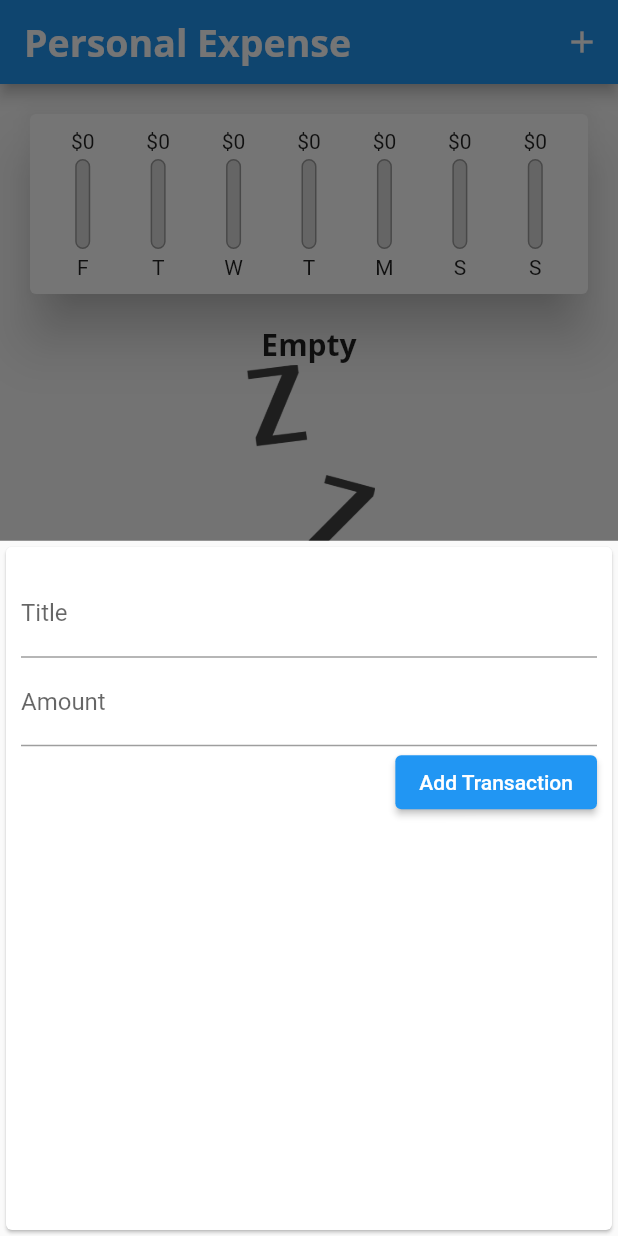
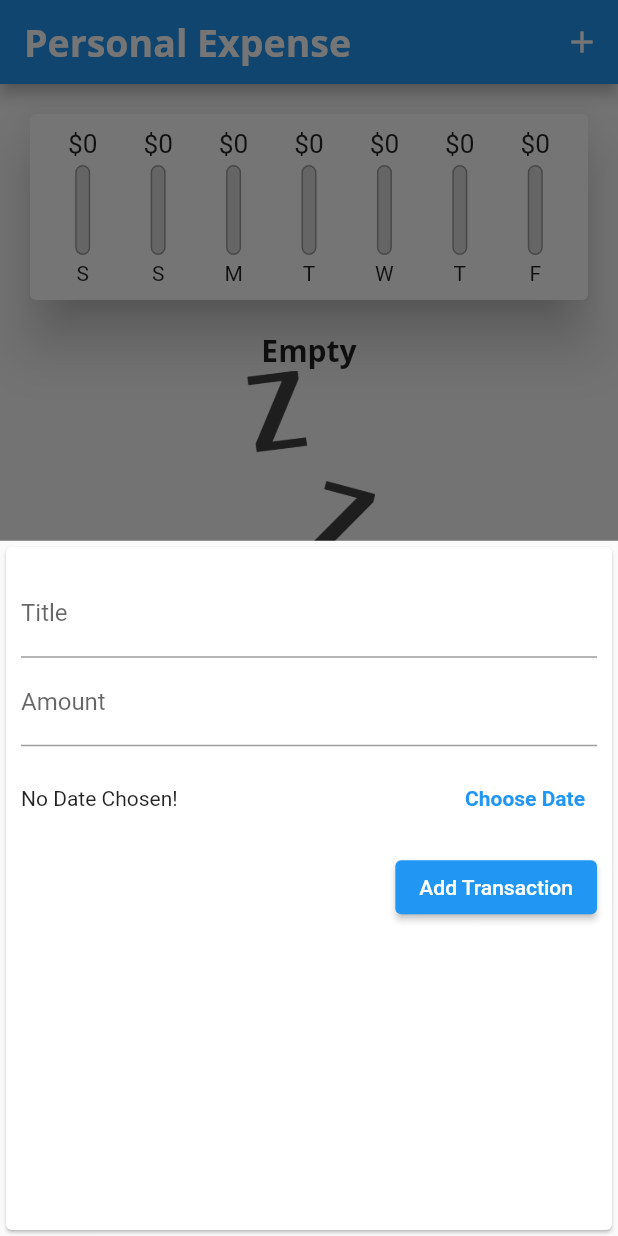
Before and after one commit to levint55/flutter_personal_expense_app, a Flutter app: the screen it shows after launch, after a tap on the "add" icon, on a phone screen of 412 x 824 dp. Run offline on Flutter 3.47's test engine with Material 2 defaults, Android fonts, the light colour scheme and no system bars.

Commit message:
course 118

```diff
--- a/lib/main.dart
+++ b/lib/main.dart
@@ -60,16 +60,22 @@ class _HomeState extends State<Home> {
     }).toList();
   }
 
-  void _addTransaction(String title, double amount) {
+  void _addTransaction(String title, double amount, DateTime date) {
     final newTransaction = Transaction(
       id: DateTime.now().toString(),
       title: title,
       amount: amount,
-      date: DateTime.now(),
+      date: date,
     );
 
     setState(() {
       _transactions.add(newTransaction);
+    });
+  }
+
+  void _deleteTransaction(String id) {
+    setState(() {
+      _transactions.removeWhere((element) => element.id == id);
     });
   }
 
@@ -96,7 +102,7 @@ class _HomeState extends State<Home> {
       body: SingleChildScrollView(
         child: Column(children: <Widget>[
           Chart(transactions: _recentTransaction),
-          TransactionList(_transactions),
+          TransactionList(_transactions, _deleteTransaction),
         ]),
       ),
       floatingActionButtonLocation: FloatingActionButtonLocation.centerFloat,
--- a/lib/widgets/chart.dart
+++ b/lib/widgets/chart.dart
@@ -25,7 +25,7 @@ class Chart extends StatelessWidget {
         'day': DateFormat.E().format(weekDay).substring(0, 1),
         'amount': totalSum
       };
-    });
+    }).reversed.toList();
   }
 
   double get maxAmount {
@@ -42,18 +42,12 @@ class Chart extends StatelessWidget {
       child: Padding(
         padding: const EdgeInsets.all(10),
         child: Row(
-            mainAxisAlignment: MainAxisAlignment.spaceEvenly,
             children: groupedTransactionValues.map((e) {
-              return Flexible(
-                fit: FlexFit.tight,
-                child: ChartBar(
-                    (e['day'] as String),
-                    (e['amount'] as double),
-                    maxAmount == 0.0
-                        ? 0.0
-                        : (e['amount'] as double) / maxAmount),
-              );
-            }).toList()),
+          return Expanded(
+            child: ChartBar((e['day'] as String), (e['amount'] as double),
+                maxAmount == 0.0 ? 0.0 : (e['amount'] as double) / maxAmount),
+          );
+        }).toList()),
       ),
     );
   }
--- a/lib/widgets/chart_bar.dart
+++ b/lib/widgets/chart_bar.dart
@@ -12,7 +12,12 @@ class ChartBar extends StatelessWidget {
   Widget build(BuildContext context) {
     return Column(
       children: <Widget>[
-        FittedBox(child: Text('\$${amount.toStringAsFixed(0)}')),
+        SizedBox(
+          height: 20,
+          child: FittedBox(
+            child: Text('\$${amount.toStringAsFixed(0)}'),
+          ),
+        ),
         const SizedBox(
           height: 4,
         ),
@@ -20,6 +25,7 @@ class ChartBar extends StatelessWidget {
           height: 60,
           width: 10,
           child: Stack(
+            alignment: Alignment.bottomCenter,
             children: <Widget>[
               Container(
                 decoration: BoxDecoration(
@@ -36,7 +42,7 @@ class ChartBar extends StatelessWidget {
                     decoration: BoxDecoration(
                         color: Theme.of(context).primaryColor,
                         borderRadius: BorderRadius.circular(10))),
-              )
+              ),
             ],
           ),
         ),
--- a/lib/widgets/new_transaction.dart
+++ b/lib/widgets/new_transaction.dart
@@ -1,4 +1,5 @@
 import 'package:flutter/material.dart';
+import 'package:intl/intl.dart';
 
 class NewTransaction extends StatefulWidget {
   final Function addTransaction;
@@ -10,24 +11,46 @@ class NewTransaction extends StatefulWidget {
 }
 
 class _NewTransactionState extends State<NewTransaction> {
-  final titleController = TextEditingController();
+  final _titleController = TextEditingController();
+  DateTime? _selectedDate;
+  final _amountController = TextEditingController();
 
-  final amountController = TextEditingController();
+  void _submit() {
+    if (_amountController.text.isEmpty) {
+      return;
+    }
 
-  void submit() {
-    final String enteredTitle = titleController.text;
-    final double enteredAmount = double.parse(amountController.text);
+    final String enteredTitle = _titleController.text;
+    final double enteredAmount = double.parse(_amountController.text);
 
-    if (enteredTitle.isEmpty || enteredAmount <= 0) {
+    if (enteredTitle.isEmpty || enteredAmount <= 0 || _selectedDate == null) {
       return;
     }
 
     widget.addTransaction(
       enteredTitle,
       enteredAmount,
+      _selectedDate,
     );
 
     Navigator.of(context).pop();
+  }
+
+  void _showDatePicker() {
+    showDatePicker(
+      context: context,
+      initialDate: DateTime.now(),
+      firstDate: DateTime(2019),
+      lastDate: DateTime.now(),
+    ).then((value) {
+      if (value == null) {
+        return;
+      } else {
+        setState(() {
+          _selectedDate = value;
+        });
+      }
+    });
   }
 
   @override
@@ -39,19 +62,46 @@ class _NewTransactionState extends State<NewTransaction> {
           children: <Widget>[
             TextField(
               decoration: const InputDecoration(labelText: 'Title'),
-              controller: titleController,
-              onSubmitted: (_) => submit(),
+              controller: _titleController,
+              onSubmitted: (_) => _submit(),
             ),
             TextField(
               decoration: const InputDecoration(labelText: 'Amount'),
-              controller: amountController,
+              controller: _amountController,
               keyboardType: TextInputType.number,
-              onSubmitted: (_) => submit(),
+              onSubmitted: (_) => _submit(),
+            ),
+            SizedBox(
+              height: 70,
+              child: Row(
+                children: <Widget>[
+                  Expanded(
+                    child: _selectedDate == null
+                        ? const Text(
+                            'No Date Chosen!',
+                          )
+                        : Text(
+                            'Picked Date: ${DateFormat.yMMMd().format(_selectedDate!)}',
+                          ),
+                  ),
+                  TextButton(
+                    onPressed: _showDatePicker,
+                    child: const Text('Choose Date'),
+                    style: ButtonStyle(
+                      foregroundColor: MaterialStateProperty.all(
+                          Theme.of(context).primaryColor),
+                      textStyle: MaterialStateProperty.all(
+                        const TextStyle(fontWeight: FontWeight.bold),
+                      ),
+                    ),
+                  ),
+                ],
+              ),
             ),
             Container(
               alignment: Alignment.centerRight,
               child: ElevatedButton(
-                  onPressed: () => submit(),
+                  onPressed: () => _submit(),
                   child: const Text('Add Transaction')),
             ),
           ],
```
Also changed, not shown: lib/widgets/transaction_list.dart (+27 -32 lines).
